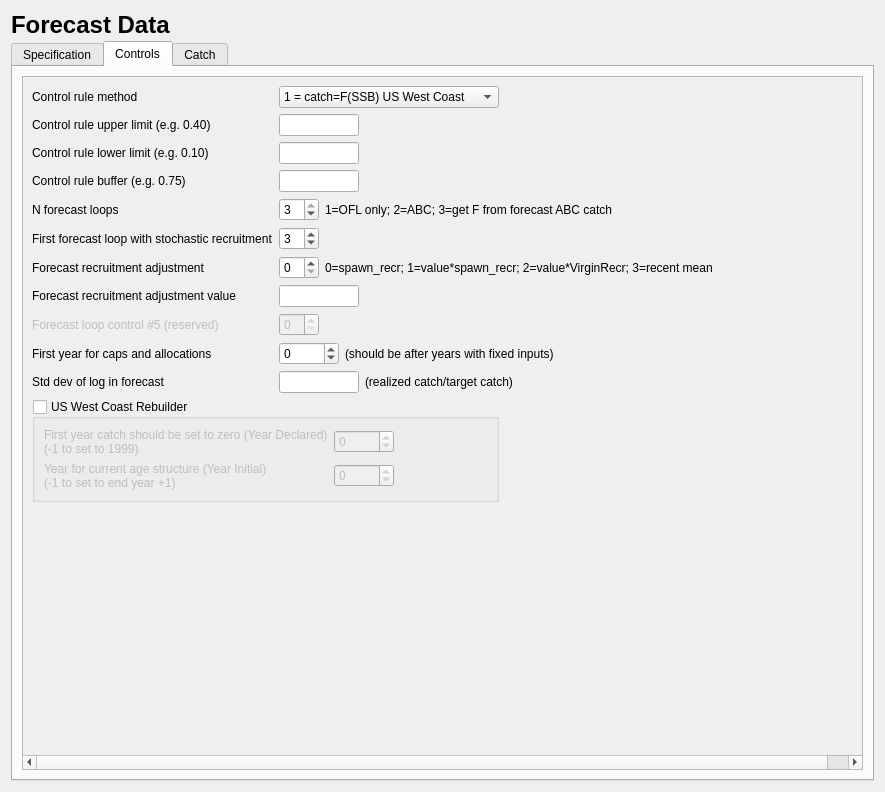
Above: src/forecast_widget.ui from nmfs-ost/ss3-ssi before the change. Below: the same form after it.
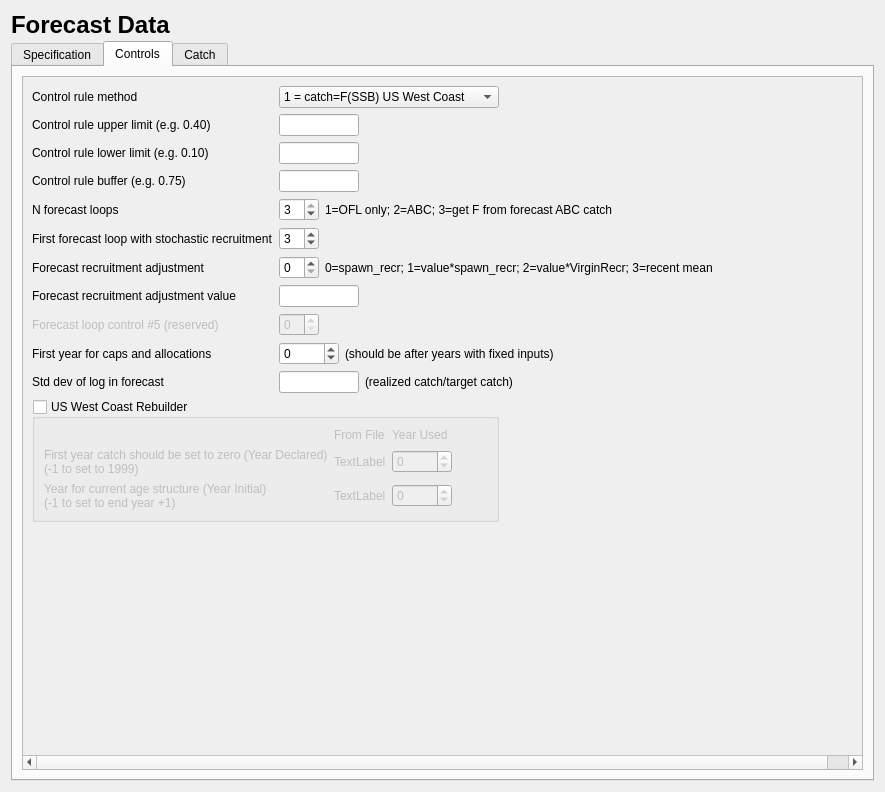
That is the form after the change. The open tabs and pages were chosen to show the change. Icons and pictures are not drawn.

```diff
--- a/src/forecast_widget.ui
+++ b/src/forecast_widget.ui
@@ -1290,8 +1290,8 @@
            <rect>
             <x>0</x>
             <y>0</y>
-            <width>839</width>
-            <height>618</height>
+            <width>1119</width>
+            <height>612</height>
            </rect>
           </property>
           <layout class="QVBoxLayout" name="verticalLayout_3">
@@ -1766,7 +1766,7 @@
                   </property>
                  </widget>
                 </item>
-                <item row="3" column="2">
+                <item row="3" column="3">
                  <spacer name="horizontalSpacer_10">
                   <property name="orientation">
                    <enum>Qt::Horizontal</enum>
@@ -1779,29 +1779,7 @@
                   </property>
                  </spacer>
                 </item>
-                <item row="3" column="1">
-                 <widget class="QSpinBox" name="spinBox_rebuilder_yinit">
-                  <property name="minimumSize">
-                   <size>
-                    <width>60</width>
-                    <height>0</height>
-                   </size>
-                  </property>
-                  <property name="maximumSize">
-                   <size>
-                    <width>80</width>
-                    <height>16777215</height>
-                   </size>
-                  </property>
-                  <property name="minimum">
-                   <number>-20</number>
-                  </property>
-                  <property name="maximum">
-                   <number>3000</number>
-                  </property>
-                 </widget>
-                </item>
-                <item row="1" column="1">
+                <item row="1" column="2">
                  <widget class="QSpinBox" name="spinBox_rebuilder_ydecl">
                   <property name="minimumSize">
                    <size>
@@ -1826,7 +1804,29 @@
                   </property>
                  </widget>
                 </item>
-                <item row="1" column="2">
+                <item row="3" column="2">
+                 <widget class="QSpinBox" name="spinBox_rebuilder_yinit">
+                  <property name="minimumSize">
+                   <size>
+                    <width>60</width>
+                    <height>0</height>
+                   </size>
+                  </property>
+                  <property name="maximumSize">
+                   <size>
+                    <width>80</width>
+                    <height>16777215</height>
+                   </size>
+                  </property>
+                  <property name="minimum">
+                   <number>-20</number>
+                  </property>
+                  <property name="maximum">
+                   <number>3000</number>
+                  </property>
+                 </widget>
+                </item>
+                <item row="1" column="3">
                  <spacer name="horizontalSpacer_8">
                   <property name="orientation">
                    <enum>Qt::Horizontal</enum>
@@ -1839,6 +1839,34 @@
                   </property>
                  </spacer>
                 </item>
+                <item row="1" column="1">
+                 <widget class="QLabel" name="label_rebuilder_yeardecl">
+                  <property name="text">
+                   <string>TextLabel</string>
+                  </property>
+                 </widget>
+                </item>
+                <item row="0" column="1">
+                 <widget class="QLabel" name="label_rebuilder_fromfile">
+                  <property name="text">
+                   <string>From File</string>
+                  </property>
+                 </widget>
+                </item>
+                <item row="3" column="1">
+                 <widget class="QLabel" name="label_rebuilder_yearinit">
+                  <property name="text">
+                   <string>TextLabel</string>
+                  </property>
+                 </widget>
+                </item>
+                <item row="0" column="2">
+                 <widget class="QLabel" name="label_8">
+                  <property name="text">
+                   <string>Year Used</string>
+                  </property>
+                 </widget>
+                </item>
                </layout>
               </widget>
              </item>
```
Left out of the diff: 8 changed lines with no effect on the pictures.
